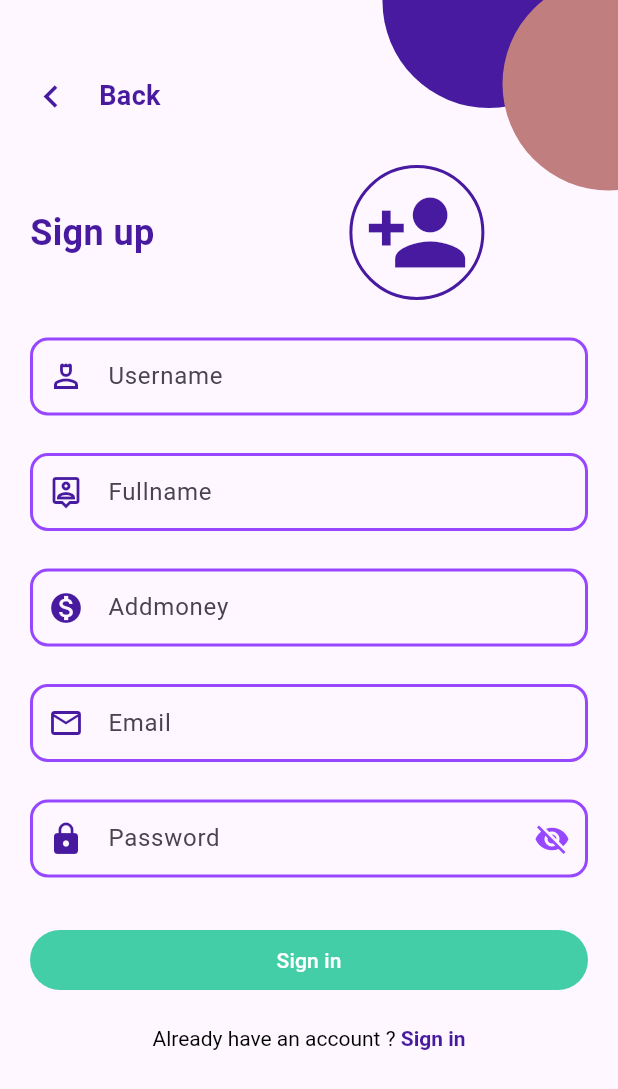
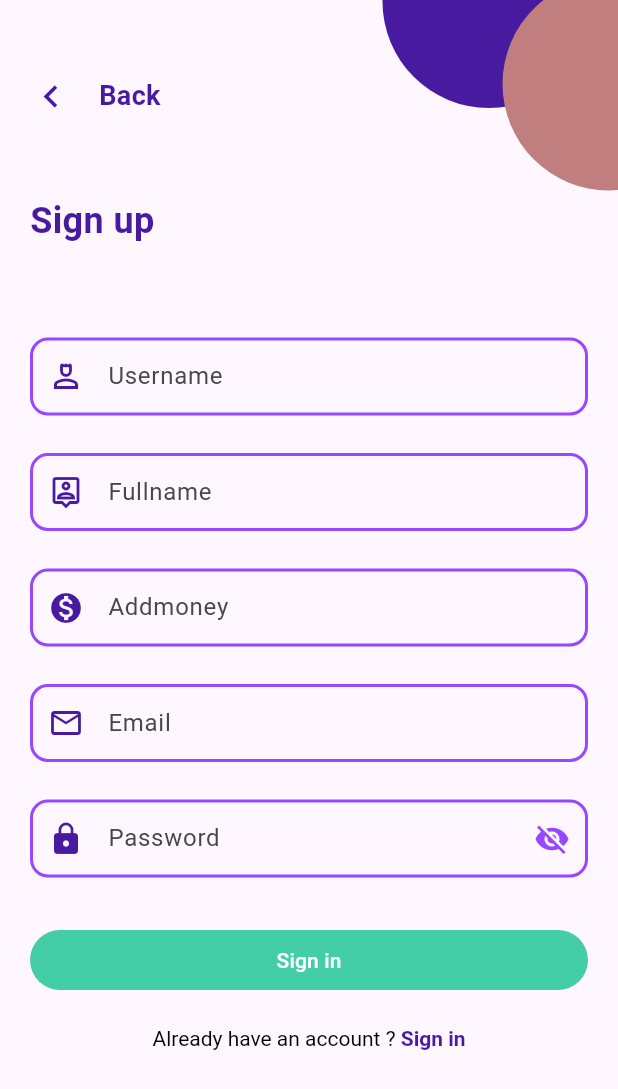
Before and after one commit to twotee007/miniprojectapp, a Flutter app: the registerPage screen opened directly, on a phone screen of 412 x 824 dp. Shown: the top 1089 px of the screen. Run offline on Flutter 3.47's test engine with Material 3 defaults, Android fonts, the light colour scheme and no system bars; network calls fail.

Commit message:
up อะไรก้บ่รู้

```diff
--- a/lib/page/register.dart
+++ b/lib/page/register.dart
@@ -94,7 +94,7 @@ class _registerPageState extends State<registerPage> {
 
           // ข้อความ Sign up พร้อมไอคอน
           Positioned(
-            top: 110, // ปรับตำแหน่งตามที่คุณต้องการ
+            top: 130, // ปรับตำแหน่งตามที่คุณต้องการ
             left: 20, // ปรับตำแหน่งตามที่คุณต้องการ
             child: Row(
               children: [
@@ -106,22 +106,7 @@ class _registerPageState extends State<registerPage> {
                     fontWeight: FontWeight.bold,
                   ),
                 ),
-                const SizedBox(width: 130), // ช่องว่างระหว่างข้อความและไอคอน
-                Container(
-                  padding: const EdgeInsets.all(8), // ขนาดของวงกลมรอบไอคอน
-                  decoration: BoxDecoration(
-                    shape: BoxShape.circle,
-                    border: Border.all(
-                      color: const Color(0xFF471AA0), // สีของเส้นวงกลม
-                      width: 2, // ความหนาของเส้นวงกลม
-                    ),
-                  ),
-                  child: const Icon(
-                    Icons.person_add, // ใช้ไอคอน add person
-                    size: 70, // ขนาดของไอคอน
-                    color: Color(0xFF471AA0), // สีของไอคอน
-                  ),
-                ),
+                // ช่องว่างระหว่างข้อความและไอคอน
               ],
             ),
           ),
@@ -393,7 +378,7 @@ class _registerPageState extends State<registerPage> {
           wallet: int.parse(addmoneyController.text), // Convert String to int
           email: emailController.text,
           img:
-              "https://w7.pngwing.com/pngs/178/595/png-transparent-user-profile-computer-icons-login-user-avatars-thumbnail.png");
+              "https://e7.pngegg.com/pngimages/340/946/png-clipart-avatar-user-computer-icons-software-developer-avatar-child-face-thumbnail.png");
       http
           .post(Uri.parse('$url/users/adduser'),
               headers: {"Content-Type": "application/json; charset=utf-8"},
```
Also changed, not shown: lib/page/user.dart (+28 -14 lines), lib/page/wallet.dart (+31 -4 lines).
